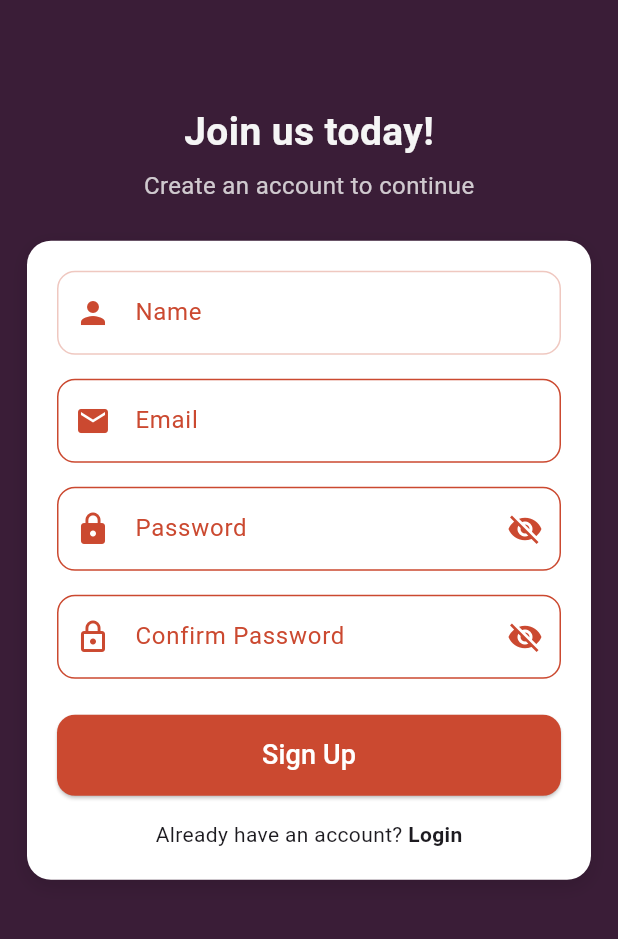
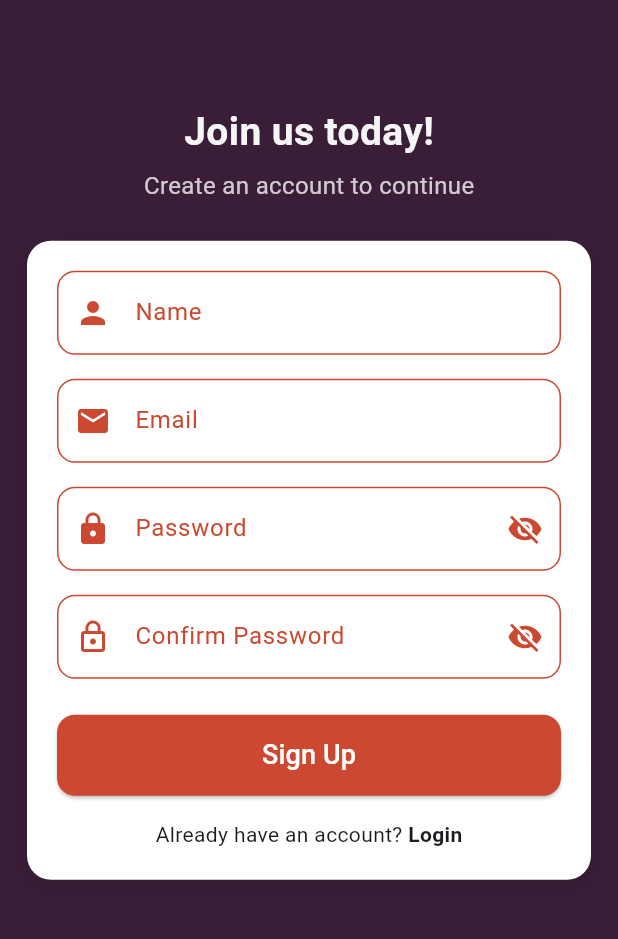
Before and after one commit to SD-SQUARE/CinemaApp, a Flutter app: the SignupScreen screen opened by its route, on a phone screen of 412 x 824 dp, the part 84-1023 px from its top. Run offline on Flutter 3.47's test engine with Material 3 defaults, Android fonts, the phone set to English and light mode, and no system bars; our stand-ins replace flutter_bloc, flutter_local_notifications, lottie, permission_handler, supabase, supabase_flutter; accounts and stored records are empty.

Commit message:
[fix]: name border style in sign up

```diff
--- a/client/CustomerApp/lib/screens/signup/widgets/name_field.dart
+++ b/client/CustomerApp/lib/screens/signup/widgets/name_field.dart
@@ -28,7 +28,7 @@ class NameField extends StatelessWidget {
         borderRadius: BorderRadius.circular(12),
       ),
       enabledBorder: OutlineInputBorder(
-        borderSide: BorderSide(color: AppColors.primaryColor.withOpacity(0.3)),
+        borderSide: BorderSide(color: AppColors.primaryColor),
         borderRadius: BorderRadius.circular(12),
       ),
       border: OutlineInputBorder(borderRadius: BorderRadius.circular(12)),
```
